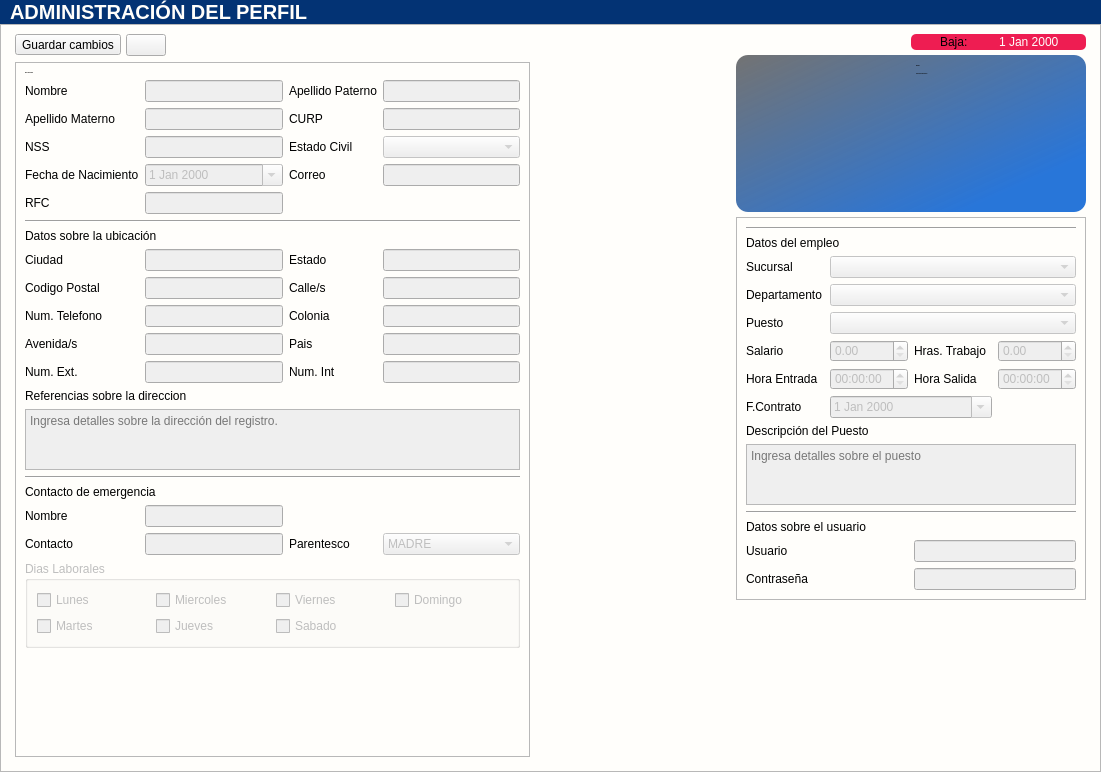
Qt form app/View/UserInterfaceUi/UI_CONTROL_PERFIL.ui (LAngelVp/software-punto-de-venta) before a commit.
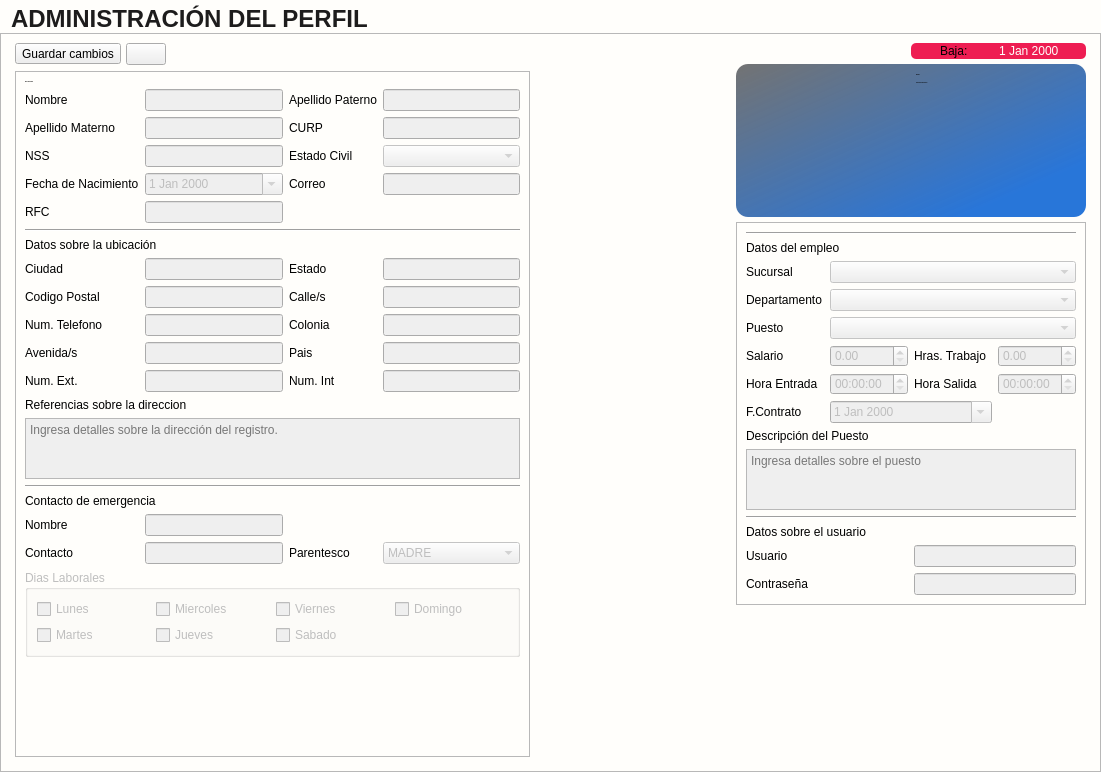
The same form after that commit. Icons and pictures are not drawn.

Diff of the .ui file:
```diff
--- a/app/View/UserInterfaceUi/UI_CONTROL_PERFIL.ui
+++ b/app/View/UserInterfaceUi/UI_CONTROL_PERFIL.ui
@@ -25,12 +25,14 @@
 border-radius:5px;
 }
 #label_wp_titulo_usuario{
-background-color: rgb(3, 51, 116);
-max-height: 40px;
-font-size:20px;
+color:#1d1c1c;
+background-color: #fffefb;
+font-size: 24px;
 font-weight: bold;
-color: #fffefb;
-padding-left:5px;
+padding-left: 5px;
+text-transform: uppercase;
+font-family: &quot;Arial&quot;;
+padding-top: 5px;
 }
 #tarjeta_usuario{
 background-color: qlineargradient(spread:pad, x1:0, y1:0, x2:0.818455, y2:0.824, stop:0 rgba(115, 115, 115, 255), stop:1 rgba(5, 95, 212, 219));
@@ -1284,7 +1286,7 @@
      <property name="maximumSize">
       <size>
        <width>16777215</width>
-       <height>40</height>
+       <height>16777215</height>
       </size>
      </property>
      <property name="text">
```
